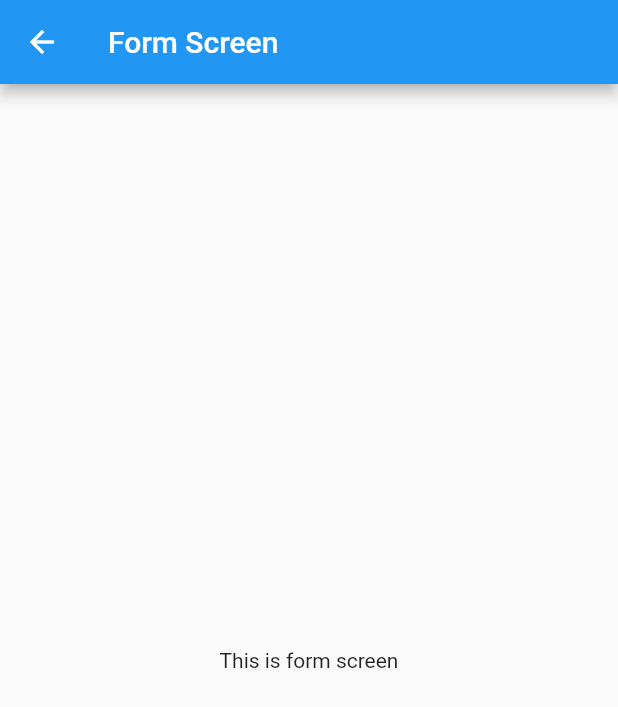
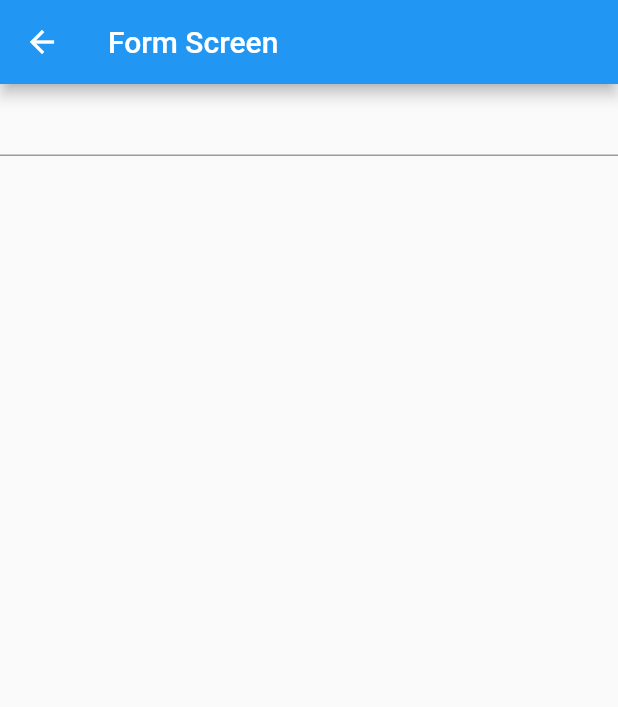
Before and after one commit to Mickuppom/flutter_application_1, a Flutter app: the FormScreen screen opened directly, on a phone screen of 412 x 824 dp. Shown: the top 707 px of the screen. Run offline on Flutter 3.47's test engine with Material 2 defaults, Android fonts, the phone set to English and light mode, and no system bars.

Commit message:
Update form_screen.dart

```diff
--- a/lib/screen/form_screen.dart
+++ b/lib/screen/form_screen.dart
@@ -18,7 +18,13 @@ class _FormScreenState extends State<FormScreen> {
           ),
         ),
         body: Center(
-          child: Text("This is form screen"),
+          child: Form(
+            child: Column(
+              children: [
+                TextFormField(),
+              ],
+            ),
+          ),
         ),
       ),
     );
```
